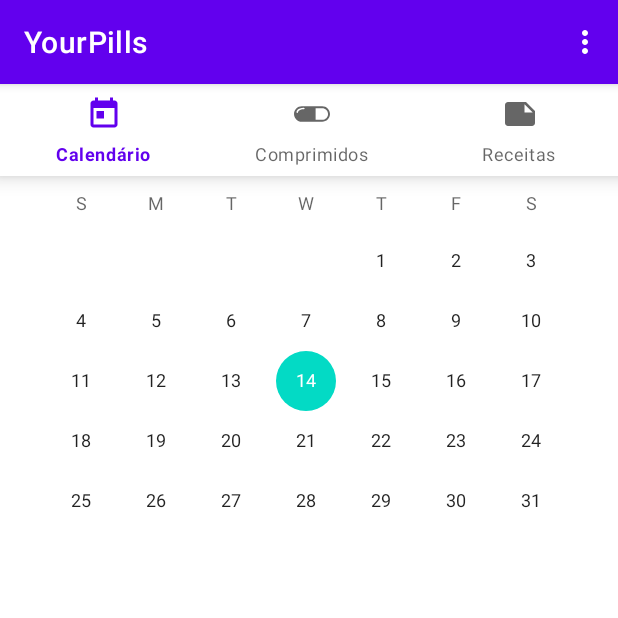
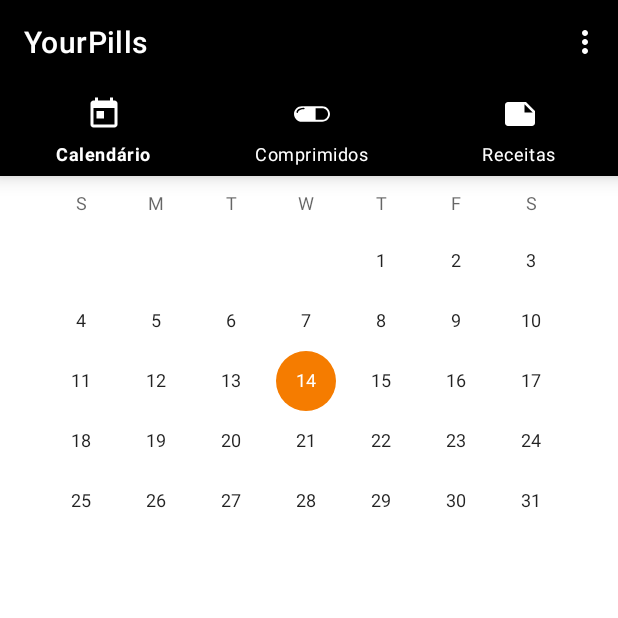
Before and after one commit to CheCheXD/YourPills, an Android app: the screen it shows after launch (HomeActivity), on a phone screen of 412 x 824 dp, the top half of it. Run offline under Robolectric (Android 15) with nearby library versions, the phone set to English and light mode, and no system bars.

Commit message:
sixth commit

```diff
--- a/app/src/main/AndroidManifest.xml
+++ b/app/src/main/AndroidManifest.xml
@@ -1,6 +1,7 @@
 <?xml version="1.0" encoding="utf-8"?>
 <manifest xmlns:android="http://schemas.android.com/apk/res/android"
-    xmlns:tools="http://schemas.android.com/tools">
+    xmlns:tools="http://schemas.android.com/tools"
+    xmlns:app="http://schemas.android.com/apk/res-auto">
 
     <application
         android:allowBackup="true"
--- a/app/src/main/java/com/example/yourpills/HomeActivity.java
+++ b/app/src/main/java/com/example/yourpills/HomeActivity.java
@@ -22,6 +22,7 @@ public class HomeActivity extends AppCompatActivity {
     private Button rotina, login1;
 
 
+
     @Override
     public boolean onCreateOptionsMenu(Menu menu) {
         MenuInflater menuInflater = getMenuInflater();
@@ -35,6 +36,7 @@ public class HomeActivity extends AppCompatActivity {
             case R.id.item2:
                 Intent intent = new Intent(getApplicationContext(), HomeActivity.class);
                 startActivity(intent);
+
         }
 
         switch (item.getItemId()){
--- a/app/src/main/res/layout/activity_home.xml
+++ b/app/src/main/res/layout/activity_home.xml
@@ -58,9 +58,11 @@
         android:layout_height="wrap_content"
         android:layout_marginEnd="8dp"
         android:text="criar rotina"
+        android:textColor="@color/white"
+        app:iconTint="#FFFFFF"
         app:layout_constraintEnd_toEndOf="parent"
-        tools:layout_editor_absoluteY="525dp"
-        tools:ignore="MissingConstraints" />
+        tools:ignore="MissingConstraints"
+        tools:layout_editor_absoluteY="525dp" />
 
     <FrameLayout
         android:layout_width="0dp"
@@ -76,10 +78,14 @@
         android:id="@+id/BottomNavigationView"
         android:layout_width="416dp"
         android:layout_height="61dp"
+        app:itemIconTint="@color/cardview_light_background"
+        app:itemTextColor="#FFFFFF"
+        android:background="@color/black"
+        app:menu="@menu/bottom_nav_menu"
         tools:ignore="MissingConstraints"
         tools:layout_editor_absoluteX="-2dp"
-        tools:layout_editor_absoluteY="670dp"
-        app:menu="@menu/bottom_nav_menu"/>
+        tools:layout_editor_absoluteY="670dp" />
+
 
 
 </androidx.constraintlayout.widget.ConstraintLayout>
--- a/app/src/main/res/values-night/themes.xml
+++ b/app/src/main/res/values-night/themes.xml
@@ -2,12 +2,12 @@
     <!-- Base application theme. -->
     <style name="Theme.YourPills" parent="Theme.MaterialComponents.DayNight.DarkActionBar">
         <!-- Primary brand color. -->
-        <item name="colorPrimary">@color/purple_200</item>
+        <item name="colorPrimary">@color/purple_500</item>
         <item name="colorPrimaryVariant">@color/purple_700</item>
-        <item name="colorOnPrimary">@color/black</item>
+        <item name="colorOnPrimary">@color/white</item>
         <!-- Secondary brand color. -->
         <item name="colorSecondary">@color/teal_200</item>
-        <item name="colorSecondaryVariant">@color/teal_200</item>
+        <item name="colorSecondaryVariant">@color/teal_700</item>
         <item name="colorOnSecondary">@color/black</item>
         <!-- Status bar color. -->
         <item name="android:statusBarColor">?attr/colorPrimaryVariant</item>
--- a/app/src/main/res/values/colors.xml
+++ b/app/src/main/res/values/colors.xml
@@ -3,7 +3,7 @@
     <color name="purple_200">#FFBB86FC</color>
     <color name="purple_500">#FF6200EE</color>
     <color name="purple_700">#FF3700B3</color>
-    <color name="teal_200">#FF03DAC5</color>
+    <color name="teal_200">#F57C00</color>
     <color name="teal_700">#FF018786</color>
     <color name="black">#FF000000</color>
     <color name="white">#FFFFFFFF</color>
--- a/app/src/main/res/values/themes.xml
+++ b/app/src/main/res/values/themes.xml
@@ -2,8 +2,8 @@
     <!-- Base application theme. -->
     <style name="Theme.YourPills" parent="Theme.MaterialComponents.DayNight.DarkActionBar">
         <!-- Primary brand color. -->
-        <item name="colorPrimary">@color/purple_500</item>
-        <item name="colorPrimaryVariant">@color/purple_700</item>
+        <item name="colorPrimary">@color/black</item>
+        <item name="colorPrimaryVariant">@color/black</item>
         <item name="colorOnPrimary">@color/white</item>
         <!-- Secondary brand color. -->
         <item name="colorSecondary">@color/teal_200</item>
```
Also changed, not shown: app/src/main/res/layout/activity_comprimidos.xml (+5 -2 lines), app/src/main/res/layout/activity_reicetas.xml (+5 -2 lines).
